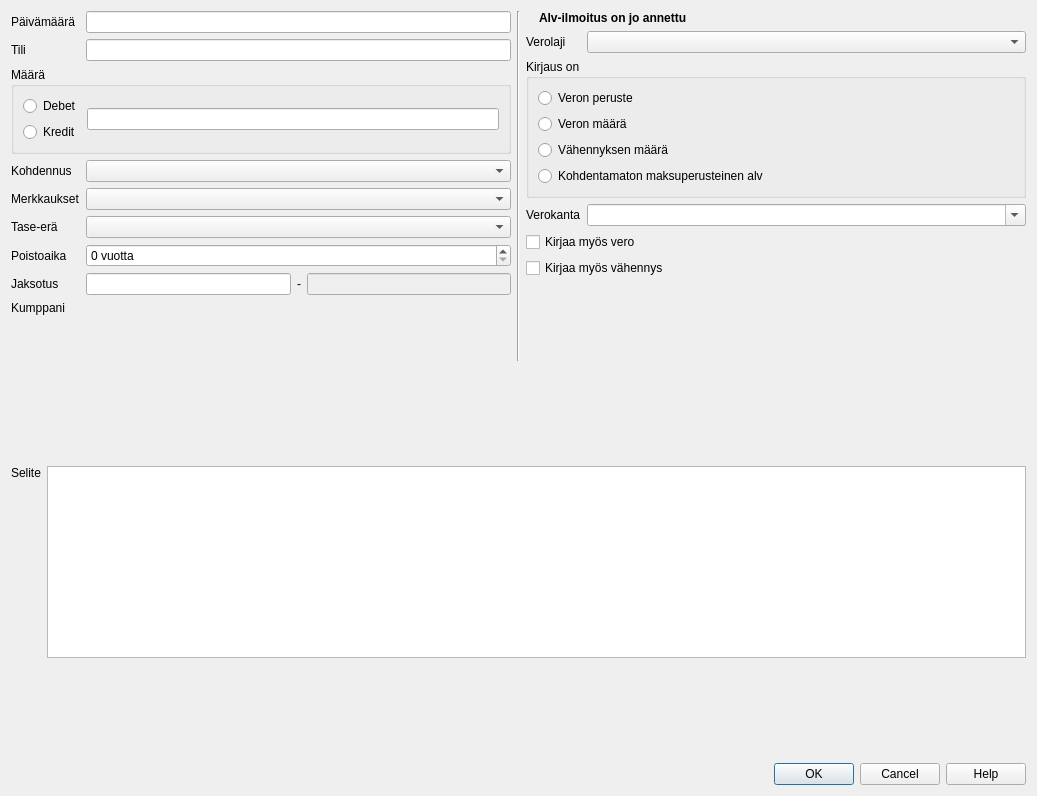
Old version of the form kitsas/kirjaus/muumuokkausdlg.ui in the repository artoh/kitupiikki.
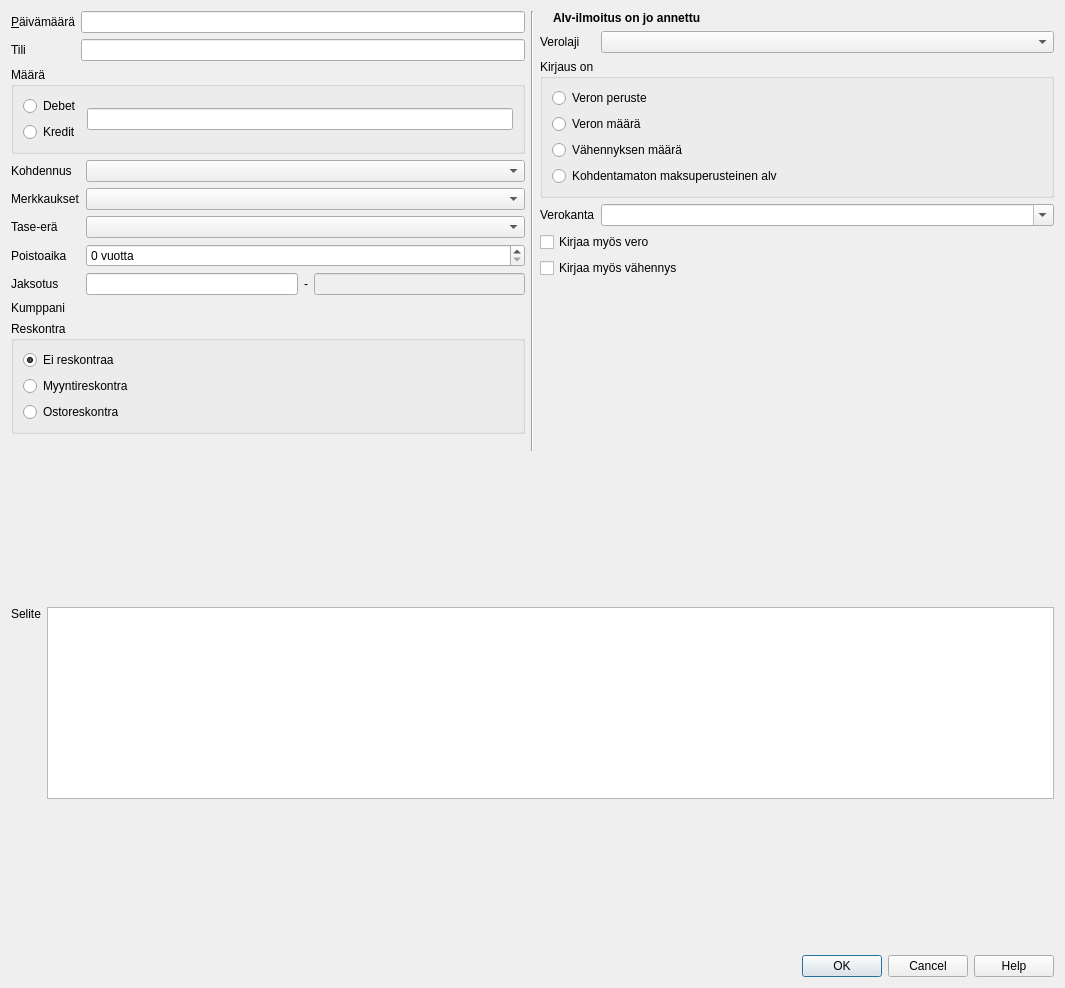
New version of the form. Icons and pictures are not drawn. Custom widgets are drawn as their Qt base class.

What changed in the file:
```diff
--- a/kitsas/kirjaus/muumuokkausdlg.ui
+++ b/kitsas/kirjaus/muumuokkausdlg.ui
@@ -6,22 +6,27 @@
    <rect>
     <x>0</x>
     <y>0</y>
-    <width>1037</width>
-    <height>796</height>
+    <width>1065</width>
+    <height>988</height>
    </rect>
   </property>
   <property name="windowTitle">
    <string>Uusi vienti</string>
   </property>
-  <layout class="QVBoxLayout" name="verticalLayout_4">
+  <layout class="QVBoxLayout" name="verticalLayout_6">
    <item>
-    <layout class="QHBoxLayout" name="horizontalLayout_5" stretch="2,0,2">
+    <layout class="QHBoxLayout" name="horizontalLayout_5" stretch="1,0,1">
      <item>
-      <layout class="QFormLayout" name="formLayout">
+      <layout class="QVBoxLayout" name="verticalLayout_5">
+       <item>
+        <layout class="QFormLayout" name="formLayout_3">
        <item row="0" column="0">
         <widget class="QLabel" name="label">
          <property name="text">
-          <string>Päivämäärä</string>
+            <string>&amp;Päivämäärä</string>
+           </property>
+           <property name="buddy">
+            <cstring>pvmEdit</cstring>
          </property>
         </widget>
        </item>
@@ -33,12 +38,17 @@
          <property name="text">
           <string>Tili</string>
          </property>
+           <property name="buddy">
+            <cstring>tiliLine</cstring>
+           </property>
         </widget>
        </item>
        <item row="1" column="1">
         <widget class="TilinvalintaLine" name="tiliLine"/>
        </item>
-       <item row="2" column="0" colspan="2">
+        </layout>
+       </item>
+       <item>
         <widget class="QGroupBox" name="groupBox">
          <property name="title">
           <string>Määrä</string>
@@ -72,37 +82,75 @@
          </layout>
         </widget>
        </item>
-       <item row="3" column="0">
+       <item>
+        <layout class="QFormLayout" name="formLayout">
+         <item row="0" column="0">
         <widget class="QLabel" name="kohdennusLabel">
          <property name="text">
           <string>Kohdennus</string>
          </property>
-        </widget>
-       </item>
-       <item row="3" column="1">
+           <property name="buddy">
+            <cstring>kohdennusCombo</cstring>
+           </property>
+          </widget>
+         </item>
+         <item row="0" column="1">
         <widget class="KohdennusCombo" name="kohdennusCombo"/>
        </item>
-       <item row="4" column="0">
+         <item row="1" column="0">
         <widget class="QLabel" name="merkkausLabel">
          <property name="text">
           <string>Merkkaukset</string>
          </property>
-        </widget>
-       </item>
-       <item row="4" column="1">
+           <property name="buddy">
+            <cstring>merkkausCombo</cstring>
+           </property>
+          </widget>
+         </item>
+         <item row="1" column="1">
         <widget class="CheckCombo" name="merkkausCombo"/>
        </item>
-       <item row="5" column="0">
+         <item row="2" column="0">
         <widget class="QLabel" name="eraLabel">
          <property name="text">
           <string>Tase-erä</string>
          </property>
-        </widget>
-       </item>
-       <item row="5" column="1">
+           <property name="buddy">
+            <cstring>eraCombo</cstring>
+           </property>
+          </widget>
+         </item>
+         <item row="2" column="1">
         <widget class="EraCombo" name="eraCombo"/>
        </item>
-       <item row="7" column="1">
+         <item row="3" column="0">
+          <widget class="QLabel" name="poistoLabel">
+           <property name="text">
+            <string>Poistoaika</string>
+           </property>
+           <property name="buddy">
+            <cstring>poistoSpin</cstring>
+           </property>
+          </widget>
+         </item>
+         <item row="3" column="1">
+          <widget class="QSpinBox" name="poistoSpin">
+           <property name="suffix">
+            <string> vuotta</string>
+           </property>
+          </widget>
+         </item>
+         <item row="4" column="0">
+          <widget class="QLabel" name="jaksoLabel">
+           <property name="text">
+            <string>Jaksotus</string>
+           </property>
+           <property name="buddy">
+            <cstring>jaksoAlkaa</cstring>
+           </property>
+          </widget>
+         </item>
+         <item row="4" column="1">
         <layout class="QHBoxLayout" name="horizontalLayout_4">
          <item>
           <widget class="KpDateEdit" name="jaksoAlkaa"/>
@@ -126,38 +174,55 @@
          </item>
         </layout>
        </item>
-       <item row="7" column="0">
-        <widget class="QLabel" name="jaksoLabel">
-         <property name="text">
-          <string>Jaksotus</string>
-         </property>
-        </widget>
-       </item>
-       <item row="6" column="0">
-        <widget class="QLabel" name="poistoLabel">
-         <property name="text">
-          <string>Poistoaika</string>
-         </property>
-        </widget>
-       </item>
-       <item row="6" column="1">
-        <widget class="QSpinBox" name="poistoSpin">
-         <property name="suffix">
-          <string> vuotta</string>
-         </property>
-        </widget>
-       </item>
-       <item row="8" column="0">
+         <item row="5" column="0">
         <widget class="QLabel" name="label_13">
          <property name="text">
           <string>Kumppani</string>
          </property>
-        </widget>
-       </item>
-       <item row="8" column="1">
+           <property name="buddy">
+            <cstring>kumppani</cstring>
+           </property>
+          </widget>
+         </item>
+         <item row="5" column="1">
         <widget class="AsiakasToimittajaValinta" name="kumppani" native="true"/>
        </item>
-       <item row="9" column="1">
+        </layout>
+       </item>
+       <item>
+        <widget class="QGroupBox" name="reskontraGroup">
+         <property name="title">
+          <string>Reskontra</string>
+         </property>
+         <layout class="QVBoxLayout" name="verticalLayout_4">
+          <item>
+           <widget class="QRadioButton" name="eiReskontraRadio">
+            <property name="text">
+             <string>Ei reskontraa</string>
+            </property>
+            <property name="checked">
+             <bool>true</bool>
+            </property>
+           </widget>
+          </item>
+          <item>
+           <widget class="QRadioButton" name="myyntiReskontraRadio">
+            <property name="text">
+             <string>Myyntireskontra</string>
+            </property>
+           </widget>
+          </item>
+          <item>
+           <widget class="QRadioButton" name="ostoReskontraRadio">
+            <property name="text">
+             <string>Ostoreskontra</string>
+            </property>
+           </widget>
+          </item>
+         </layout>
+        </widget>
+       </item>
+       <item>
         <spacer name="verticalSpacer_5">
          <property name="orientation">
           <enum>Qt::Vertical</enum>
@@ -165,7 +230,7 @@
          <property name="sizeHint" stdset="0">
           <size>
            <width>20</width>
-           <height>40</height>
+           <height>17</height>
           </size>
          </property>
         </spacer>
@@ -249,6 +314,9 @@
            <property name="text">
             <string>Verokanta</string>
            </property>
+           <property name="buddy">
+            <cstring>kantaCombo</cstring>
+           </property>
           </widget>
          </item>
          <item row="2" column="1">
@@ -263,6 +331,9 @@
            <property name="text">
             <string>Verolaji</string>
            </property>
+           <property name="buddy">
+            <cstring>alvlajiCombo</cstring>
+           </property>
           </widget>
          </item>
         </layout>
@@ -321,6 +392,9 @@
        <property name="alignment">
         <set>Qt::AlignLeading|Qt::AlignLeft|Qt::AlignTop</set>
        </property>
+       <property name="buddy">
+        <cstring>seliteEdit</cstring>
+       </property>
       </widget>
      </item>
      <item>
```
Left out of the diff: 8 changed lines with no effect on the pictures. Lines whose indentation alone changed are shown as unchanged.
